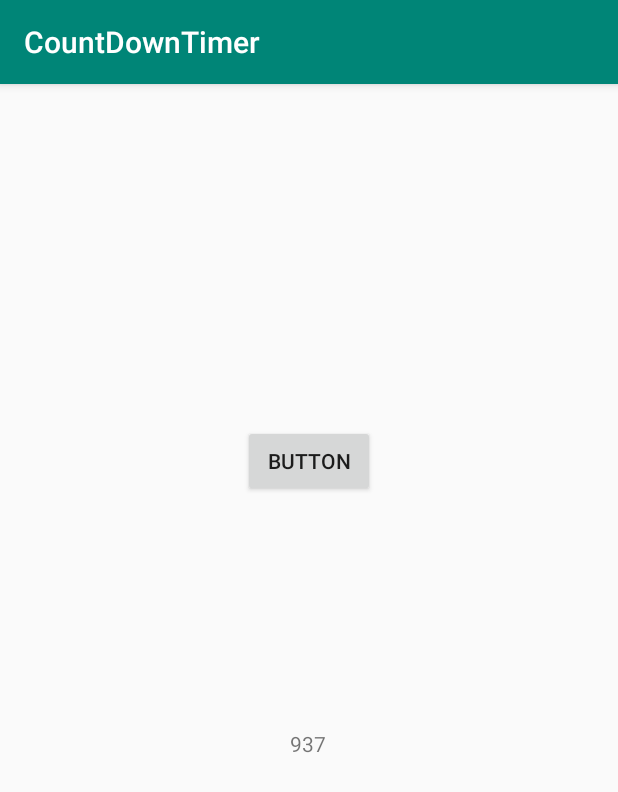
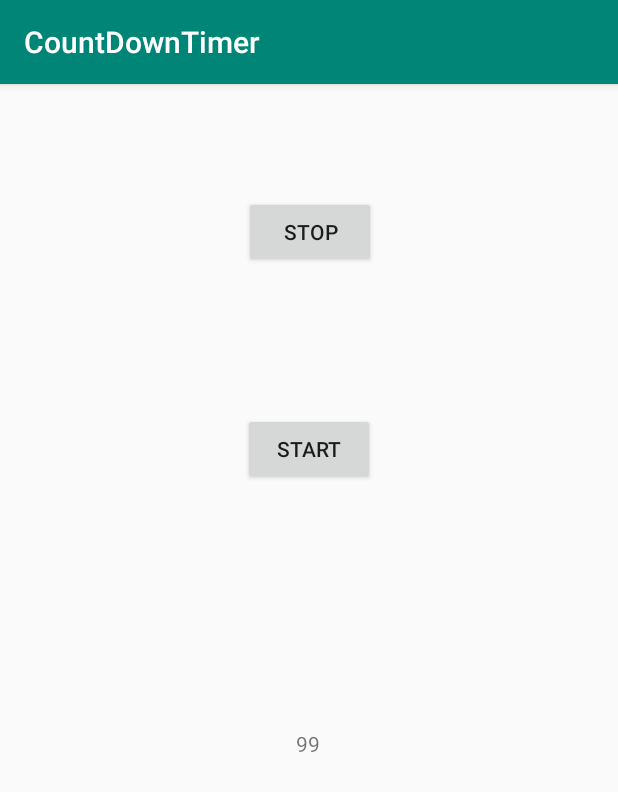
Before and after one commit to isurulakshitha337/CountDownTimer, an Android app: the screen it shows after launch (MainActivity), on a phone screen of 412 x 824 dp. Shown: the top 792 px of the screen. Run offline under Robolectric (Android 15) with nearby library versions, the phone set to English and light mode, and no system bars.

Commit message:
Add Stop And Start

```diff
--- a/app/src/main/java/lk/ac/kln/countdowntimer/MainActivity.java
+++ b/app/src/main/java/lk/ac/kln/countdowntimer/MainActivity.java
@@ -3,30 +3,74 @@ package lk.ac.kln.countdowntimer;
 import android.os.Handler;
 import android.support.v7.app.AppCompatActivity;
 import android.os.Bundle;
+import android.view.View;
 import android.widget.TextView;
 
 public class MainActivity extends AppCompatActivity {
-    private int counter = 1000;
+    private int counter = 99;
+    private static final String CURRENT_COUNTER = "counter";
+    private boolean wasRunning;
+    public boolean running =false;
+    @Override
+    protected void onCreate(Bundle saveInstanceState) {
+        super.onCreate(saveInstanceState);
+        setContentView(R.layout.activity_main);
+        if (saveInstanceState != null) {
+            counter = saveInstanceState.getInt(CURRENT_COUNTER);
+        }
+
+        countDown();
+    }
+    protected  void startCounter(View view){
+        running = true;
+    }
+
+    protected void stopCounter(View view){
+        running = false;
+    }
 
     @Override
-    protected void onCreate(Bundle savedInstanceState) {
-        super.onCreate(savedInstanceState);
-        setContentView(R.layout.activity_main);
-        countdown();
+    public void onSaveInstanceState(Bundle saveInstanceState) {
+        super.onSaveInstanceState(saveInstanceState);
+        saveInstanceState.putInt(CURRENT_COUNTER, counter);
     }
 
-    private void countdown() {
-        final TextView textView = findViewById(R.id.textView);
+    private void countDown() {
+
         final Handler handler = new Handler();
         handler.post(new Runnable() {
             @Override
             public void run() {
+                final TextView textView = findViewById(R.id.textView );
                 textView.setText(Integer.toString(counter));
-                counter--;
-                handler.postDelayed(this,100);
+                //reset the counter
+                if (counter==0){
+                    counter = 99;
+                }
+                if(running){
+                    counter--;
+                }
+
+                handler.postDelayed(this, 1000);
             }
         });
-
+    }
+    @Override
+    public void onPause(){
+        super.onPause();
     }
 
+
+
+    @Override
+    public void onRestart(){
+        super.onRestart();
+        running =true;
+    }
+    @Override
+    public void onStop(){
+        super.onStop();
+        running = false;//auto count when it is in the background
+        //create boolean type variable wasarunning in defalt value is false and
+    }
 }
--- a/app/src/main/res/layout/activity_main.xml
+++ b/app/src/main/res/layout/activity_main.xml
@@ -16,12 +16,14 @@
         android:layout_marginEnd="162dp"
         android:layout_marginRight="162dp"
         android:layout_marginBottom="464dp"
-        android:text="Button"
+        android:onClick="startCounter"
+        android:text="Start"
         app:layout_constraintBottom_toBottomOf="parent"
         app:layout_constraintEnd_toEndOf="parent"
+        app:layout_constraintHorizontal_bias="1.0"
         app:layout_constraintStart_toStartOf="parent"
         app:layout_constraintTop_toTopOf="parent"
-        app:layout_constraintVertical_bias="0.215" />
+        app:layout_constraintVertical_bias="0.0" />
 
     <TextView
         android:id="@+id/textView"
@@ -40,4 +42,26 @@
         app:layout_constraintTop_toTopOf="parent"
         app:layout_constraintVertical_bias="0.578" />
 
+    <Button
+        android:id="@+id/button3"
+        android:layout_width="wrap_content"
+        android:layout_height="wrap_content"
+        android:layout_marginStart="162dp"
+        android:layout_marginLeft="162dp"
+        android:layout_marginTop="56dp"
+        android:layout_marginEnd="161dp"
+        android:layout_marginRight="161dp"
+        android:layout_marginBottom="627dp"
+        android:onClick="stopCounter"
+        android:text="Stop"
+        app:layout_constraintBottom_toBottomOf="parent"
+        app:layout_constraintEnd_toEndOf="parent"
+        app:layout_constraintStart_toStartOf="parent"
+        app:layout_constraintTop_toTopOf="parent" />
+    "
+    app:layout_constraintBottom_toBottomOf="parent"
+    app:layout_constraintEnd_toEndOf="parent"
+    app:layout_constraintStart_toStartOf="parent"
+    app:layout_constraintTop_toTopOf="parent" />
+
 </android.support.constraint.ConstraintLayout>
```
